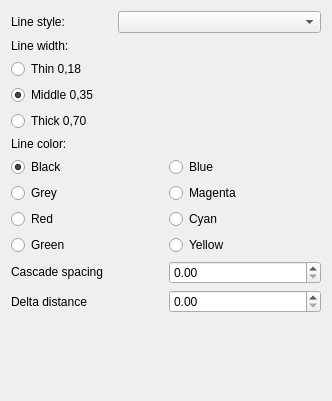
Qt form src/Mod/TechDraw/Gui/TaskSelectLineAttributes.ui (southseact-3d/fcd) before a commit.
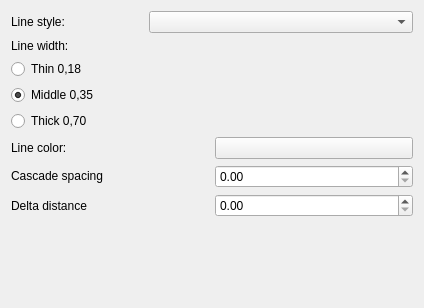
The same form after that commit. Custom widgets are drawn as their Qt base class.

Commit message: [TD]use standard lines & LineFormat in extensions

Diff of the .ui file:
```diff
--- a/src/Mod/TechDraw/Gui/TaskSelectLineAttributes.ui
+++ b/src/Mod/TechDraw/Gui/TaskSelectLineAttributes.ui
@@ -6,8 +6,8 @@
    <rect>
     <x>0</x>
     <y>0</y>
-    <width>332</width>
-    <height>401</height>
+    <width>424</width>
+    <height>308</height>
    </rect>
   </property>
   <property name="sizePolicy">
@@ -95,6 +95,9 @@
    </item>
    <item>
     <layout class="QGridLayout" name="lineColors">
+     <item row="0" column="1">
+      <widget class="Gui::PrefColorButton" name="cbColor"/>
+     </item>
      <item row="0" column="0">
       <widget class="QLabel" name="label_colors">
        <property name="text">
@@ -102,113 +105,6 @@
        </property>
       </widget>
      </item>
-     <item row="1" column="0">
-      <widget class="QRadioButton" name="rbBlack">
-       <property name="text">
-        <string>Black</string>
-       </property>
-       <property name="checked">
-        <bool>true</bool>
-       </property>
-       <property name="autoExclusive">
-        <bool>true</bool>
-       </property>
-       <attribute name="buttonGroup">
-        <string notr="true">bgLineColor</string>
-       </attribute>
-      </widget>
-     </item>
-     <item row="1" column="1">
-      <widget class="QRadioButton" name="rbBlue">
-       <property name="text">
-        <string>Blue</string>
-       </property>
-       <property name="autoExclusive">
-        <bool>true</bool>
-       </property>
-       <attribute name="buttonGroup">
-        <string notr="true">bgLineColor</string>
-       </attribute>
-      </widget>
-     </item>
-     <item row="2" column="0">
-      <widget class="QRadioButton" name="rbGrey">
-       <property name="text">
-        <string>Grey</string>
-       </property>
-       <property name="autoExclusive">
-        <bool>true</bool>
-       </property>
-       <attribute name="buttonGroup">
-        <string notr="true">bgLineColor</string>
-       </attribute>
-      </widget>
-     </item>
-     <item row="2" column="1">
-      <widget class="QRadioButton" name="rbMagenta">
-       <property name="text">
-        <string>Magenta</string>
-       </property>
-       <property name="autoExclusive">
-        <bool>true</bool>
-       </property>
-       <attribute name="buttonGroup">
-        <string notr="true">bgLineColor</string>
-       </attribute>
-      </widget>
-     </item>
-     <item row="3" column="0">
-      <widget class="QRadioButton" name="rbRed">
-       <property name="text">
-        <string>Red</string>
-       </property>
-       <property name="autoExclusive">
-        <bool>true</bool>
-       </property>
-       <attribute name="buttonGroup">
-        <string notr="true">bgLineColor</string>
-       </attribute>
-      </widget>
-     </item>
-     <item row="3" column="1">
-      <widget class="QRadioButton" name="rbCyan">
-       <property name="text">
-        <string>Cyan</string>
-       </property>
-       <property name="autoExclusive">
-        <bool>true</bool>
-       </property>
-       <attribute name="buttonGroup">
-        <string notr="true">bgLineColor</string>
-       </attribute>
-      </widget>
-     </item>
-     <item row="4" column="0">
-      <widget class="QRadioButton" name="rbGreen">
-       <property name="text">
-        <string>Green</string>
-       </property>
-       <property name="autoExclusive">
-        <bool>true</bool>
-       </property>
-       <attribute name="buttonGroup">
-        <string notr="true">bgLineColor</string>
-       </attribute>
-      </widget>
-     </item>
-     <item row="4" column="1">
-      <widget class="QRadioButton" name="rbYellow">
-       <property name="text">
-        <string>Yellow</string>
-       </property>
-       <property name="autoExclusive">
-        <bool>true</bool>
-       </property>
-       <attribute name="buttonGroup">
-        <string notr="true">bgLineColor</string>
-       </attribute>
-      </widget>
-     </item>
     </layout>
    </item>
    <item>
@@ -267,6 +163,18 @@
    </item>
   </layout>
  </widget>
+ <customwidgets>
+  <customwidget>
+   <class>Gui::ColorButton</class>
+   <extends>QPushButton</extends>
+   <header>Gui/Widgets.h</header>
+  </customwidget>
+  <customwidget>
+   <class>Gui::PrefColorButton</class>
+   <extends>Gui::ColorButton</extends>
+   <header>Gui/PrefWidgets.h</header>
+  </customwidget>
+ </customwidgets>
  <resources>
   <include location="Resources/TechDraw.qrc"/>
  </resources>
```
The commit also changes 6 other files.
